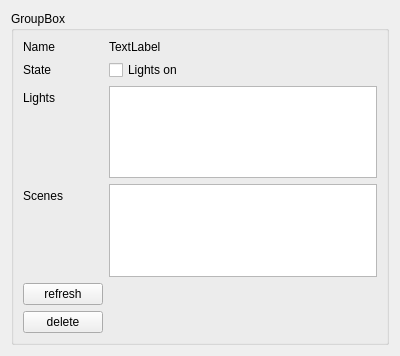
Before: the Qt Designer form LightControlGui/Widgets/LightGroupWidget.ui in CaptainCoke/LightControl, drawn with Qt 5.
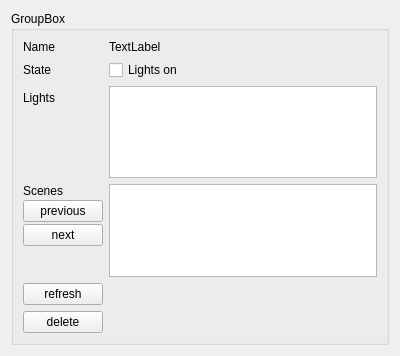
After: the same form once the commit is applied. Custom widgets are drawn as their Qt base class.

Commit message: identify currently active scene of a group and provide methods to set previous or next scene.

Diff of the .ui file:
```diff
--- a/LightControlGui/Widgets/LightGroupWidget.ui
+++ b/LightControlGui/Widgets/LightGroupWidget.ui
@@ -34,26 +34,6 @@
         </property>
        </widget>
       </item>
-      <item row="3" column="0">
-       <widget class="QLabel" name="label">
-        <property name="text">
-         <string>Lights</string>
-        </property>
-       </widget>
-      </item>
-      <item row="4" column="0">
-       <widget class="QLabel" name="label_2">
-        <property name="text">
-         <string>Scenes</string>
-        </property>
-       </widget>
-      </item>
-      <item row="3" column="1">
-       <widget class="QListWidget" name="listLights"/>
-      </item>
-      <item row="4" column="1">
-       <widget class="QListWidget" name="listScenes"/>
-      </item>
       <item row="2" column="0">
        <widget class="QLabel" name="label_4">
         <property name="text">
@@ -78,6 +58,19 @@
         </item>
        </layout>
       </item>
+      <item row="3" column="0">
+       <widget class="QLabel" name="label">
+        <property name="text">
+         <string>Lights</string>
+        </property>
+       </widget>
+      </item>
+      <item row="3" column="1">
+       <widget class="QListWidget" name="listLights"/>
+      </item>
+      <item row="4" column="1">
+       <widget class="QListWidget" name="listScenes"/>
+      </item>
       <item row="8" column="0">
        <layout class="QVBoxLayout" name="verticalLayout_2">
         <item>
@@ -112,6 +105,47 @@
       <item row="8" column="1">
        <widget class="LightGroupSceneWidget" name="sceneWidget" native="true"/>
       </item>
+      <item row="4" column="0">
+       <layout class="QVBoxLayout" name="verticalLayout_3">
+        <property name="spacing">
+         <number>2</number>
+        </property>
+        <item>
+         <widget class="QLabel" name="label_2">
+          <property name="text">
+           <string>Scenes</string>
+          </property>
+         </widget>
+        </item>
+        <item>
+         <widget class="QPushButton" name="buttonPreviousScene">
+          <property name="text">
+           <string>previous</string>
+          </property>
+         </widget>
+        </item>
+        <item>
+         <widget class="QPushButton" name="buttonNextScene">
+          <property name="text">
+           <string>next</string>
+          </property>
+         </widget>
+        </item>
+        <item>
+         <spacer name="verticalSpacer_2">
+          <property name="orientation">
+           <enum>Qt::Vertical</enum>
+          </property>
+          <property name="sizeHint" stdset="0">
+           <size>
+            <width>20</width>
+            <height>40</height>
+           </size>
+          </property>
+         </spacer>
+        </item>
+       </layout>
+      </item>
      </layout>
     </widget>
    </item>
```
The commit also changes 13 other files.
